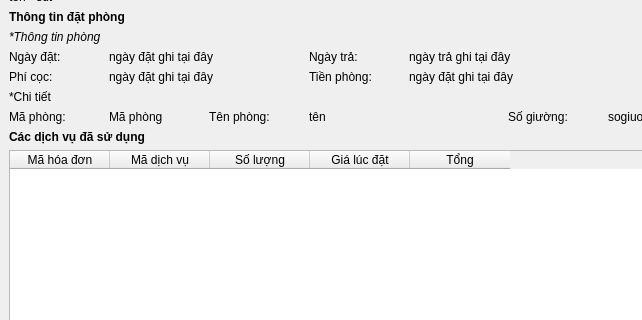
Old version of the form view/hoadon/chitiet_hoadon.ui in the repository loimaxto/DoAnPython; both pictures show x 0 to 642 and y 119 to 439 of the 911 by 577 pixel window.
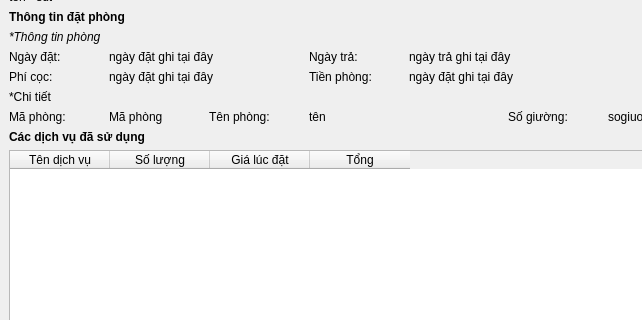
New version of the form.

Commit message: fix lỗi chi tiết hóa đơn

```diff
--- a/view/hoadon/chitiet_hoadon.ui
+++ b/view/hoadon/chitiet_hoadon.ui
@@ -260,12 +260,7 @@
          <widget class="QTableWidget" name="dis_pla">
           <column>
            <property name="text">
-            <string>Mã hóa đơn</string>
-           </property>
-          </column>
-          <column>
-           <property name="text">
-            <string>Mã dịch vụ</string>
+            <string>Tên dịch vụ</string>
            </property>
           </column>
           <column>
```
The commit also changes 2 other files.
